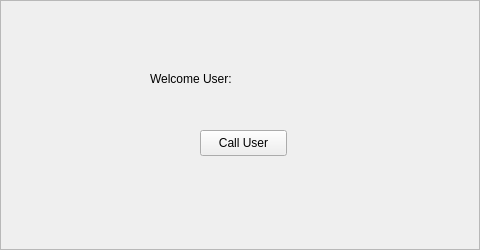
Above: bell-client/ui-designer/Main-Window.ui from tillgo/ring-doorbell before the change. Below: the same form after it.
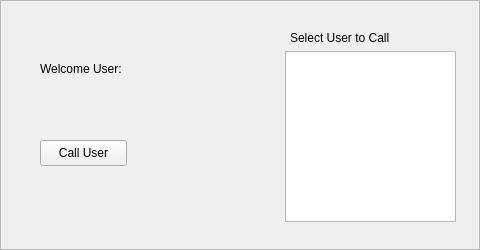
That is the form after the change. The open tabs and pages were chosen to show the change. Icons and pictures are not drawn.

Commit message: set Video to Fullscreen

The edit to the form file:
```diff
--- a/bell-client/ui-designer/Main-Window.ui
+++ b/bell-client/ui-designer/Main-Window.ui
@@ -51,8 +51,8 @@
         <widget class="QLabel" name="uid_label">
          <property name="geometry">
           <rect>
-           <x>140</x>
-           <y>90</y>
+           <x>30</x>
+           <y>80</y>
            <width>161</width>
            <height>18</height>
           </rect>
@@ -64,8 +64,8 @@
         <widget class="QLabel" name="greeting_label">
          <property name="geometry">
           <rect>
-           <x>140</x>
-           <y>60</y>
+           <x>30</x>
+           <y>50</y>
            <width>161</width>
            <height>18</height>
           </rect>
@@ -77,8 +77,8 @@
         <widget class="QPushButton" name="call_user_btn">
          <property name="geometry">
           <rect>
-           <x>190</x>
-           <y>120</y>
+           <x>30</x>
+           <y>130</y>
            <width>87</width>
            <height>26</height>
           </rect>
@@ -87,6 +87,29 @@
           <string>Call User</string>
          </property>
         </widget>
+        <widget class="QListView" name="userList">
+         <property name="geometry">
+          <rect>
+           <x>275</x>
+           <y>41</y>
+           <width>171</width>
+           <height>171</height>
+          </rect>
+         </property>
+        </widget>
+        <widget class="QLabel" name="label_2">
+         <property name="geometry">
+          <rect>
+           <x>280</x>
+           <y>20</y>
+           <width>111</width>
+           <height>16</height>
+          </rect>
+         </property>
+         <property name="text">
+          <string>Select User to Call</string>
+         </property>
+        </widget>
        </widget>
        <widget class="QWidget" name="call_page">
         <widget class="QLabel" name="label">
```
Left out of the diff: 22 changed lines with no effect on the pictures. The commit also changes 2 other files.
